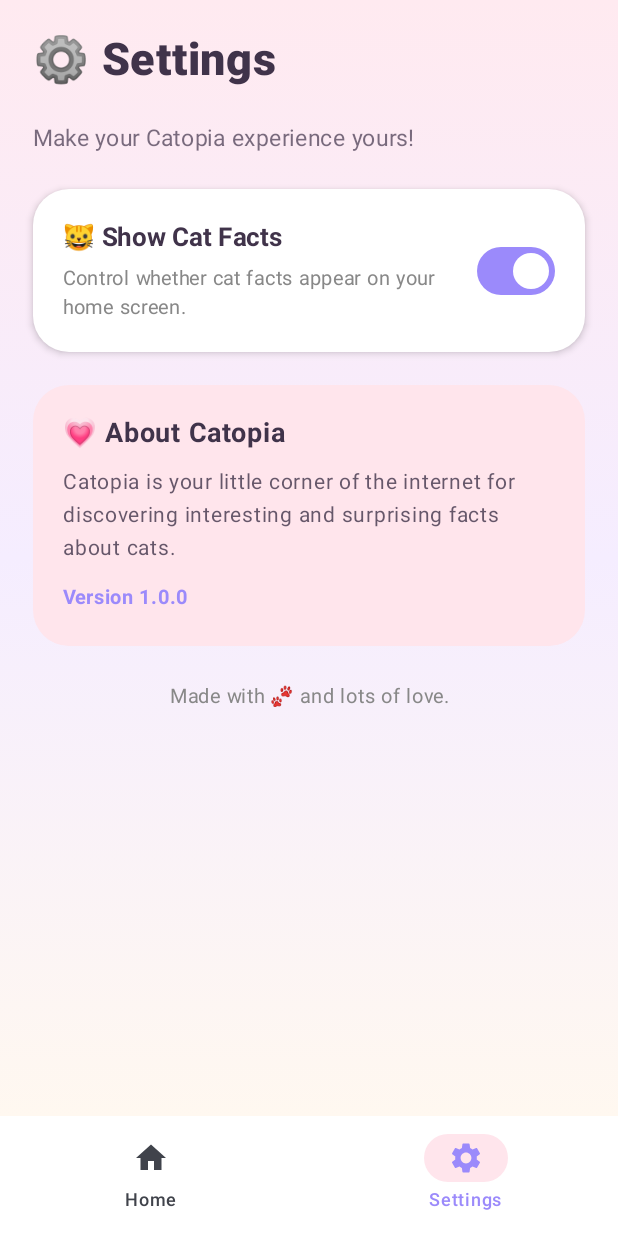
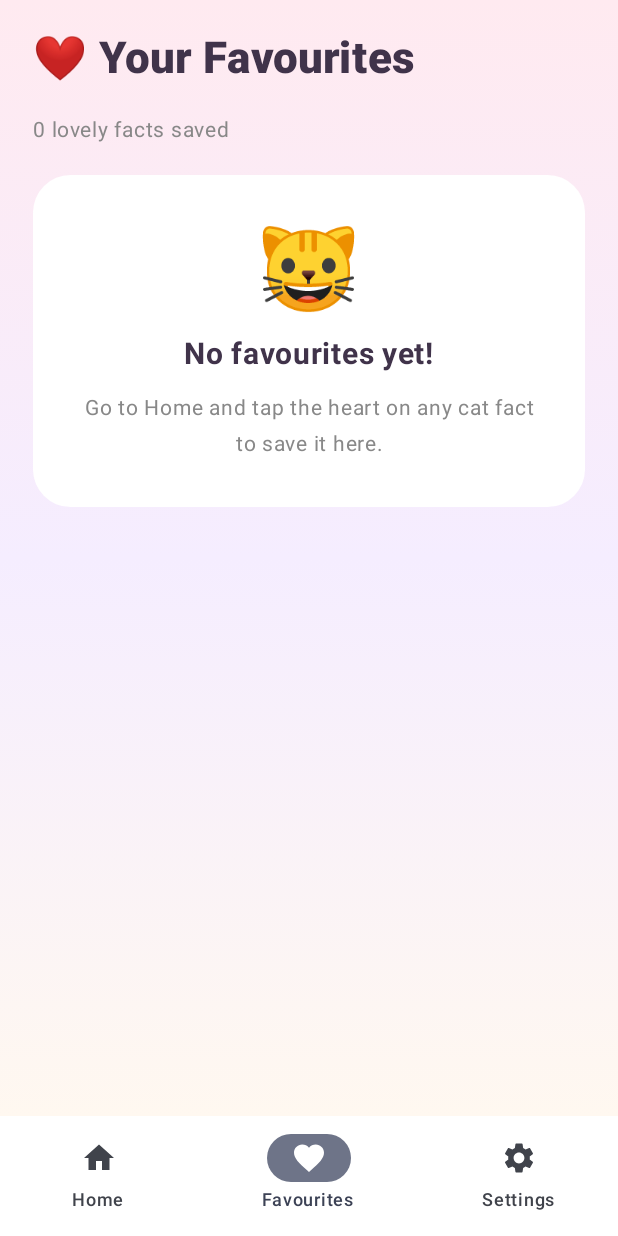
Before and after one commit to nir17roy/utility-app-assessment, an Android app built with Jetpack Compose: the screen it shows after launch (MainActivity), item 2 of the bottom bar chosen, on a phone screen of 412 x 824 dp. Run offline under Robolectric (Android 15) with nearby library versions, the phone set to English and light mode, and no system bars.

Commit message:
Add Catopia UI redesign and favourite cat facts feature

```diff
--- a/app/src/main/java/au/edu/jcu/assessment/utilityapp/MainActivity.kt
+++ b/app/src/main/java/au/edu/jcu/assessment/utilityapp/MainActivity.kt
@@ -11,8 +11,10 @@ import androidx.compose.foundation.rememberScrollState
 import androidx.compose.foundation.shape.RoundedCornerShape
 import androidx.compose.foundation.verticalScroll
 import androidx.compose.material.icons.Icons
+import androidx.compose.material.icons.filled.Favorite
 import androidx.compose.material.icons.filled.Home
 import androidx.compose.material.icons.filled.Settings
+import androidx.compose.material.icons.outlined.FavoriteBorder
 import androidx.compose.material3.*
 import androidx.compose.runtime.*
 import androidx.compose.ui.Alignment
@@ -63,22 +65,27 @@ fun UtilityApp() {
     Scaffold(
         containerColor = Cream,
         bottomBar = {
-            NavigationBar(
-                containerColor = Color.White,
-                tonalElevation = 8.dp
-            ) {
+            NavigationBar(containerColor = Color.White) {
+
                 NavigationBarItem(
                     selected = selectedTab == "Home",
                     onClick = { selectedTab = "Home" },
                     icon = {
                         Icon(Icons.Default.Home, contentDescription = "Home")
                     },
-                    label = { Text("Home") },
-                    colors = NavigationBarItemDefaults.colors(
-                        selectedIconColor = Purple,
-                        selectedTextColor = Purple,
-                        indicatorColor = LightPink
+                    label = { Text("Home") }
                 )
+
+                NavigationBarItem(
+                    selected = selectedTab == "Favourites",
+                    onClick = { selectedTab = "Favourites" },
+                    icon = {
+                        Icon(
+                            Icons.Default.Favorite,
+                            contentDescription = "Favourites"
+                        )
+                    },
+                    label = { Text("Favourites") }
                 )
 
                 NavigationBarItem(
@@ -87,12 +94,7 @@ fun UtilityApp() {
                     icon = {
                         Icon(Icons.Default.Settings, contentDescription = "Settings")
                     },
-                    label = { Text("Settings") },
-                    colors = NavigationBarItemDefaults.colors(
-                        selectedIconColor = Purple,
-                        selectedTextColor = Purple,
-                        indicatorColor = LightPink
-                    )
+                    label = { Text("Settings") }
                 )
             }
         }
@@ -114,6 +116,7 @@ fun UtilityApp() {
         ) {
             when (selectedTab) {
                 "Home" -> UtilityScreen(viewModel)
+                "Favourites" -> FavouritesScreen(viewModel)
                 "Settings" -> SettingsScreen(viewModel)
             }
         }
@@ -127,11 +130,10 @@ fun UtilityScreen(viewModel: UtilityViewModel) {
         modifier = Modifier
             .fillMaxSize()
             .verticalScroll(rememberScrollState())
-            .padding(horizontal = 22.dp, vertical = 24.dp),
-        verticalArrangement = Arrangement.spacedBy(22.dp)
+            .padding(22.dp),
+        verticalArrangement = Arrangement.spacedBy(20.dp)
     ) {
 
-        // App Header
         Row(
             modifier = Modifier.fillMaxWidth(),
             horizontalArrangement = Arrangement.SpaceBetween,
@@ -139,7 +141,7 @@ fun UtilityScreen(viewModel: UtilityViewModel) {
         ) {
             Column {
                 Text(
-                    text = "HELLO, CAT LOVER!",
+                    "HELLO, CAT LOVER!",
                     color = Purple,
                     fontSize = 12.sp,
                     fontWeight = FontWeight.Bold,
@@ -147,14 +149,14 @@ fun UtilityScreen(viewModel: UtilityViewModel) {
                 )
 
                 Text(
-                    text = "Catopia 🐱",
+                    "Catopia 🐱",
                     color = DarkText,
                     fontSize = 34.sp,
                     fontWeight = FontWeight.ExtraBold
                 )
 
                 Text(
-                    text = "A little happiness, one paw at a time.",
+                    "A little happiness, one paw at a time.",
                     color = DarkText.copy(alpha = 0.7f),
                     fontSize = 13.sp
                 )
@@ -166,67 +168,74 @@ fun UtilityScreen(viewModel: UtilityViewModel) {
                 shadowElevation = 5.dp
             ) {
                 Text(
-                    text = "🐾",
+                    "🐾",
                     fontSize = 36.sp,
                     modifier = Modifier.padding(12.dp)
                 )
             }
         }
 
-        // Welcome Card
         Card(
             modifier = Modifier.fillMaxWidth(),
             shape = RoundedCornerShape(26.dp),
-            colors = CardDefaults.cardColors(
-                containerColor = Purple
-            ),
-            elevation = CardDefaults.cardElevation(5.dp)
+            colors = CardDefaults.cardColors(containerColor = Purple)
         ) {
             Column(
                 modifier = Modifier.padding(22.dp),
                 verticalArrangement = Arrangement.spacedBy(10.dp)
             ) {
                 Text(
-                    text = "😺  YOUR DAILY CAT CORNER",
+                    "😺 YOUR DAILY CAT CORNER",
                     color = Color.White.copy(alpha = 0.85f),
                     fontSize = 12.sp,
-                    fontWeight = FontWeight.Bold,
-                    letterSpacing = 1.sp
+                    fontWeight = FontWeight.Bold
                 )
 
                 Text(
-                    text = "Did you know something pawsome today?",
+                    "Did you know something pawsome today?",
                     color = Color.White,
                     fontSize = 23.sp,
-                    fontWeight = FontWeight.Bold,
-                    lineHeight = 30.sp
+                    fontWeight = FontWeight.Bold
                 )
 
                 Text(
-                    text = "Discover fascinating facts about our furry little friends!",
+                    "Discover fascinating facts about our furry friends!",
                     color = Color.White.copy(alpha = 0.9f),
                     fontSize = 14.sp
                 )
             }
         }
 
-        // Fact Section
-        Column(
-            verticalArrangement = Arrangement.spacedBy(12.dp)
+        Row(
+            modifier = Modifier.fillMaxWidth(),
+            horizontalArrangement = Arrangement.SpaceBetween,
+            verticalAlignment = Alignment.CenterVertically
         ) {
             Text(
-                text = "✨ Today's Cat Fact",
+                "✨ Today's Cat Fact",
                 color = DarkText,
                 fontSize = 21.sp,
                 fontWeight = FontWeight.Bold
             )
 
+            Surface(
+                color = LightPink,
+                shape = RoundedCornerShape(50.dp)
+            ) {
+                Text(
+                    "Facts: ${viewModel.discoveredCount}",
+                    color = DarkText,
+                    modifier = Modifier.padding(horizontal = 12.dp, vertical = 7.dp),
+                    fontSize = 12.sp,
+                    fontWeight = FontWeight.Bold
+                )
+            }
+        }
+
         Card(
             modifier = Modifier.fillMaxWidth(),
             shape = RoundedCornerShape(26.dp),
-                colors = CardDefaults.cardColors(
-                    containerColor = Color.White
-                ),
+            colors = CardDefaults.cardColors(containerColor = Color.White),
             elevation = CardDefaults.cardElevation(4.dp)
         ) {
             Column(
@@ -234,73 +243,78 @@ fun UtilityScreen(viewModel: UtilityViewModel) {
                 verticalArrangement = Arrangement.spacedBy(16.dp)
             ) {
 
+                Text("🐈", fontSize = 38.sp)
+
+                when {
+                    !viewModel.showCatFact -> {
                         Text(
-                        text = "🐈",
-                        fontSize = 38.sp
+                            "Your cat facts are hidden!",
+                            color = DarkText,
+                            fontSize = 17.sp
+                        )
+                    }
+
+                    viewModel.isLoading -> {
+                        Box(
+                            modifier = Modifier.fillMaxWidth(),
+                            contentAlignment = Alignment.Center
+                        ) {
+                            CircularProgressIndicator(color = Pink)
+                        }
+                        Text("Finding something pawsome...", color = DarkText)
+                    }
+
+                    viewModel.utilityData.isBlank() -> {
+                        Text(
+                            "Ready for a fun cat fact?",
+                            color = DarkText,
+                            fontSize = 17.sp
+                        )
+                        Text(
+                            "Tap below to discover something new!",
+                            color = Color.Gray
+                        )
+                    }
+
+                    else -> {
+                        Text(
+                            viewModel.utilityData,
+                            color = DarkText,
+                            fontSize = 17.sp,
+                            lineHeight = 27.sp
                         )
 
-                    if (!viewModel.showCatFact) {
-                        Text(
-                            text = "Your cat facts are hidden!",
-                            color = DarkText,
-                            fontSize = 17.sp,
-                            fontWeight = FontWeight.SemiBold
+                        Row(
+                            modifier = Modifier.fillMaxWidth(),
+                            horizontalArrangement = Arrangement.End
+                        ) {
+                            IconButton(
+                                onClick = { viewModel.toggleFavourite() }
+                            ) {
+                                Icon(
+                                    imageVector = if (viewModel.isCurrentFactFavourite)
+                                        Icons.Default.Favorite
+                                    else
+                                        Icons.Outlined.FavoriteBorder,
+                                    contentDescription = "Toggle favourite",
+                                    tint = Pink
                                 )
+                            }
 
                             Text(
-                            text = "Turn them back on in Settings to discover something new.",
-                            color = Color.Gray,
-                            fontSize = 14.sp
-                        )
-
-                    } else if (viewModel.isLoading) {
-                        Box(
-                            modifier = Modifier
-                                .fillMaxWidth()
-                                .padding(vertical = 20.dp),
-                            contentAlignment = Alignment.Center
-                        ) {
-                            Column(
-                                horizontalAlignment = Alignment.CenterHorizontally,
-                                verticalArrangement = Arrangement.spacedBy(12.dp)
-                            ) {
-                                CircularProgressIndicator(
-                                    color = Pink
-                                )
-
-                                Text(
-                                    text = "Finding something pawsome...",
-                                    color = DarkText
+                                if (viewModel.isCurrentFactFavourite)
+                                    "Saved"
+                                else
+                                    "Add to favourites",
+                                color = Pink,
+                                modifier = Modifier.align(Alignment.CenterVertically),
+                                fontSize = 13.sp
                             )
                         }
                     }
-
-                    } else if (viewModel.utilityData.isBlank()) {
-                        Text(
-                            text = "Ready for a fun cat fact?",
-                            color = DarkText,
-                            fontSize = 16.sp
-                        )
-
-                        Text(
-                            text = "Tap the button below to discover your first fact!",
-                            color = Color.Gray,
-                            fontSize = 14.sp
-                        )
-
-                    } else {
-                        Text(
-                            text = viewModel.utilityData,
-                            color = DarkText,
-                            fontSize = 17.sp,
-                            lineHeight = 27.sp,
-                            fontWeight = FontWeight.Medium
-                        )
                 }
 
-                    HorizontalDivider(
-                        color = LightPink
-                    )
+                HorizontalDivider(color = LightPink)
 
                 Button(
                     onClick = { viewModel.loadData() },
@@ -309,83 +323,154 @@ fun UtilityScreen(viewModel: UtilityViewModel) {
                         .fillMaxWidth()
                         .height(54.dp),
                     shape = RoundedCornerShape(16.dp),
-                        colors = ButtonDefaults.buttonColors(
-                            containerColor = Pink,
-                            contentColor = Color.White
-                        )
+                    colors = ButtonDefaults.buttonColors(containerColor = Pink)
                 ) {
                     Text(
-                            text = if (viewModel.isLoading)
-                                "Fetching..."
-                            else
-                                "🐾  Discover a Cat Fact",
-                            fontSize = 15.sp,
+                        if (viewModel.isLoading) "Fetching..."
+                        else "🐾 Discover a Cat Fact",
                         fontWeight = FontWeight.Bold
                     )
                 }
             }
         }
-        }
 
-        // Fun Information Cards
         Text(
-            text = "Why we love cats 💗",
+            "Why we love cats 💗",
             color = DarkText,
             fontSize = 21.sp,
             fontWeight = FontWeight.Bold
         )
 
-        Row(
-            modifier = Modifier.fillMaxWidth(),
-            horizontalArrangement = Arrangement.spacedBy(12.dp)
-        ) {
+        Row(horizontalArrangement = Arrangement.spacedBy(12.dp)) {
             FunCard(
-                emoji = "😻",
-                title = "Cute",
-                subtitle = "Little bundles of joy",
-                background = Color(0xFFFFDDE6),
-                modifier = Modifier.weight(1f)
+                "😻", "Cute", "Little bundles of joy",
+                Color(0xFFFFDDE6), Modifier.weight(1f)
             )
-
             FunCard(
-                emoji = "🐾",
-                title = "Curious",
-                subtitle = "Always exploring",
-                background = Color(0xFFE5DEFF),
-                modifier = Modifier.weight(1f)
+                "🐾", "Curious", "Always exploring",
+                Color(0xFFE5DEFF), Modifier.weight(1f)
             )
         }
 
-        Row(
-            modifier = Modifier.fillMaxWidth(),
-            horizontalArrangement = Arrangement.spacedBy(12.dp)
-        ) {
+        Row(horizontalArrangement = Arrangement.spacedBy(12.dp)) {
             FunCard(
-                emoji = "💤",
-                title = "Sleepy",
-                subtitle = "Professional nappers",
-                background = Color(0xFFFFEBC8),
-                modifier = Modifier.weight(1f)
+                "💤", "Sleepy", "Professional nappers",
+                Color(0xFFFFEBC8), Modifier.weight(1f)
             )
-
             FunCard(
-                emoji = "❤️",
-                title = "Loving",
-                subtitle = "Our furry friends",
-                background = Color(0xFFDDF5E8),
-                modifier = Modifier.weight(1f)
+                "❤️", "Loving", "Our furry friends",
+                Color(0xFFDDF5E8), Modifier.weight(1f)
             )
         }
 
         Text(
-            text = "Made with ❤️ for cat lovers",
-            modifier = Modifier
-                .fillMaxWidth()
-                .padding(vertical = 12.dp),
+            "Made with ❤️ for cat lovers",
+            modifier = Modifier.fillMaxWidth(),
             textAlign = TextAlign.Center,
             color = Color.Gray,
             fontSize = 12.sp
         )
+    }
+}
+
+@Composable
+fun FavouritesScreen(viewModel: UtilityViewModel) {
+
+    Column(
+        modifier = Modifier
+            .fillMaxSize()
+            .verticalScroll(rememberScrollState())
+            .padding(22.dp),
+        verticalArrangement = Arrangement.spacedBy(18.dp)
+    ) {
+
+        Text(
+            "❤️ Your Favourites",
+            color = DarkText,
+            fontSize = 29.sp,
+            fontWeight = FontWeight.ExtraBold
+        )
+
+        Text(
+            "${viewModel.favouriteFacts.size} lovely facts saved",
+            color = Color.Gray,
+            fontSize = 14.sp
+        )
+
+        if (viewModel.favouriteFacts.isEmpty()) {
+            Card(
+                modifier = Modifier.fillMaxWidth(),
+                shape = RoundedCornerShape(25.dp),
+                colors = CardDefaults.cardColors(containerColor = Color.White)
+            ) {
+                Column(
+                    modifier = Modifier
+                        .fillMaxWidth()
+                        .padding(30.dp),
+                    horizontalAlignment = Alignment.CenterHorizontally,
+                    verticalArrangement = Arrangement.spacedBy(12.dp)
+                ) {
+                    Text("🐱", fontSize = 55.sp)
+
+                    Text(
+                        "No favourites yet!",
+                        color = DarkText,
+                        fontSize = 20.sp,
+                        fontWeight = FontWeight.Bold
+                    )
+
+                    Text(
+                        "Go to Home and tap the heart on any cat fact to save it here.",
+                        color = Color.Gray,
+                        textAlign = TextAlign.Center,
+                        fontSize = 14.sp
+                    )
+                }
+            }
+        } else {
+            viewModel.favouriteFacts.toList().forEachIndexed { index, fact ->
+
+                Card(
+                    modifier = Modifier.fillMaxWidth(),
+                    shape = RoundedCornerShape(22.dp),
+                    colors = CardDefaults.cardColors(containerColor = Color.White),
+                    elevation = CardDefaults.cardElevation(3.dp)
+                ) {
+                    Column(
+                        modifier = Modifier.padding(18.dp),
+                        verticalArrangement = Arrangement.spacedBy(12.dp)
+                    ) {
+                        Row(
+                            modifier = Modifier.fillMaxWidth(),
+                            horizontalArrangement = Arrangement.SpaceBetween
+                        ) {
+                            Text(
+                                "🐾 Favourite #${index + 1}",
+                                color = Purple,
+                                fontWeight = FontWeight.Bold
+                            )
+
+                            IconButton(
+                                onClick = { viewModel.removeFavourite(fact) }
+                            ) {
+                                Icon(
+                                    Icons.Default.Favorite,
+                                    contentDescription = "Remove favourite",
+                                    tint = Pink
+                                )
+                            }
+                        }
+
+                        Text(
+                            fact,
+                            color = DarkText,
+                            fontSize = 15.sp,
+                            lineHeight = 24.sp
+                        )
+                    }
+                }
+            }
+        }
     }
 }
 
@@ -400,9 +485,7 @@ fun FunCard(
     Card(
         modifier = modifier,
         shape = RoundedCornerShape(22.dp),
-        colors = CardDefaults.cardColors(
-            containerColor = background
-        )
+        colors = CardDefaults.cardColors(containerColor = background)
     ) {
         Column(
             modifier = Modifier
@@ -411,20 +494,10 @@ fun FunCard(
             horizontalAlignment = Alignment.CenterHorizontally,
             verticalArrangement = Arrangement.spacedBy(7.dp)
         ) {
+            Text(emoji, fontSize = 30.sp)
+            Text(title, color = DarkText, fontWeight = FontWeight.Bold)
             Text(
-                text = emoji,
-                fontSize = 30.sp
-            )
-
-            Text(
-                text = title,
-                color = DarkText,
-                fontSize = 16.sp,
-                fontWeight = FontWeight.Bold
-            )
-
-            Text(
-                text = subtitle,
+                subtitle,
                 color = DarkText.copy(alpha = 0.7f),
                 fontSize = 11.sp,
                 textAlign = TextAlign.Center
@@ -445,25 +518,21 @@ fun SettingsScreen(viewModel: UtilityViewModel) {
     ) {
 
         Text(
-            text = "⚙️ Settings",
+            "⚙️ Settings",
             color = DarkText,
             fontSize = 30.sp,
             fontWeight = FontWeight.ExtraBold
         )
 
         Text(
-            text = "Make your Catopia experience yours!",
-            color = DarkText.copy(alpha = 0.7f),
-            fontSize = 15.sp
+            "Make your Catopia experience yours!",
+            color = DarkText.copy(alpha = 0.7f)
         )
 
         Card(
             modifier = Modifier.fillMaxWidth(),
             shape = RoundedCornerShape(24.dp),
-            colors = CardDefaults.cardColors(
-                containerColor = Color.White
-            ),
-            elevation = CardDefaults.cardElevation(3.dp)
+            colors = CardDefaults.cardColors(containerColor = Color.White)
         ) {
             Row(
                 modifier = Modifier
@@ -472,22 +541,18 @@ fun SettingsScreen(viewModel: UtilityViewModel) {
                 horizontalArrangement = Arrangement.SpaceBetween,
                 verticalAlignment = Alignment.CenterVertically
             ) {
-                Column(
-                    modifier = Modifier.weight(1f),
-                    verticalArrangement = Arrangement.spacedBy(6.dp)
-                ) {
+                Column(modifier = Modifier.weight(1f)) {
                     Text(
-                        text = "🐱 Show Cat Facts",
+                        "🐱 Show Cat Facts",
                         color = DarkText,
                         fontSize = 17.sp,
                         fontWeight = FontWeight.Bold
                     )
 
                     Text(
-                        text = "Control whether cat facts appear on your home screen.",
+                        "Control whether cat facts appear on your home screen.",
                         color = Color.Gray,
-                        fontSize = 13.sp,
-                        lineHeight = 19.sp
+                        fontSize = 13.sp
                     )
                 }
 
@@ -495,11 +560,7 @@ fun SettingsScreen(viewModel: UtilityViewModel) {
                     checked = viewModel.showCatFact,
                     onCheckedChange = {
                         viewModel.setCatFactVisibility(it)
-                    },
-                    colors = SwitchDefaults.colors(
-                        checkedThumbColor = Color.White,
-                        checkedTrackColor = Purple
-                    )
+                    }
                 )
             }
         }
@@ -507,43 +568,31 @@ fun SettingsScreen(viewModel: UtilityViewModel) {
         Card(
             modifier = Modifier.fillMaxWidth(),
             shape = RoundedCornerShape(24.dp),
-            colors = CardDefaults.cardColors(
-                containerColor = LightPink
-            )
+            colors = CardDefaults.cardColors(containerColor = LightPink)
         ) {
             Column(
                 modifier = Modifier.padding(20.dp),
                 verticalArrangement = Arrangement.spacedBy(10.dp)
             ) {
                 Text(
-                    text = "💗 About Catopia",
+                    "💗 About Catopia",
                     color = DarkText,
                     fontSize = 18.sp,
                     fontWeight = FontWeight.Bold
                 )
 
                 Text(
-                    text = "Catopia is your little corner of the internet for discovering interesting and surprising facts about cats.",
+                    "Catopia is your little corner of the internet for discovering interesting and surprising facts about cats.",
                     color = DarkText.copy(alpha = 0.8f),
-                    fontSize = 14.sp,
-                    lineHeight = 22.sp
+                    fontSize = 14.sp
                 )
 
                 Text(
-                    text = "Version 1.0.0",
+                    "Version 2.0.0",
                     color = Purple,
-                    fontWeight = FontWeight.Bold,
-                    fontSize = 13.sp
+                    fontWeight = FontWeight.Bold
                 )
             }
         }
-
-        Text(
-            text = "Made with 🐾 and lots of love.",
-            modifier = Modifier.fillMaxWidth(),
-            textAlign = TextAlign.Center,
-            color = Color.Gray,
-            fontSize = 13.sp
-        )
     }
 }
```
Also changed, not shown: app/src/main/java/au/edu/jcu/assessment/utilityapp/ui/UtilityViewModel.kt (+66 -3 lines). Lines whose indentation alone changed are shown as unchanged.
